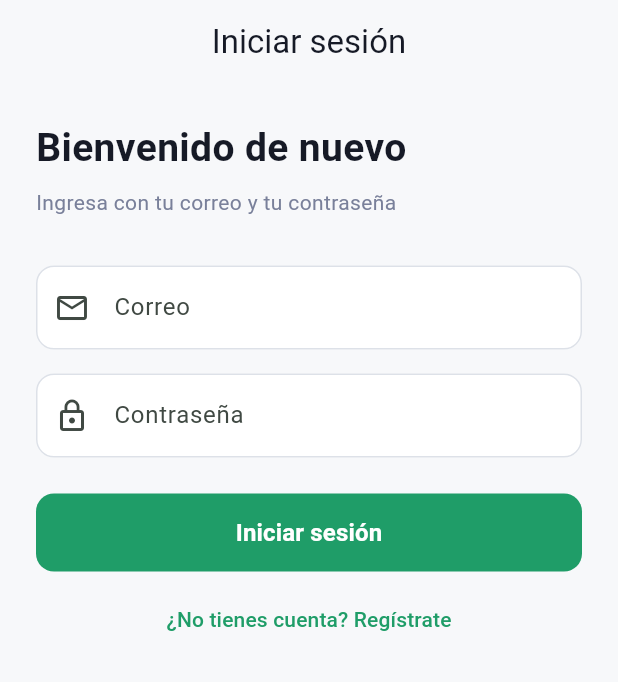
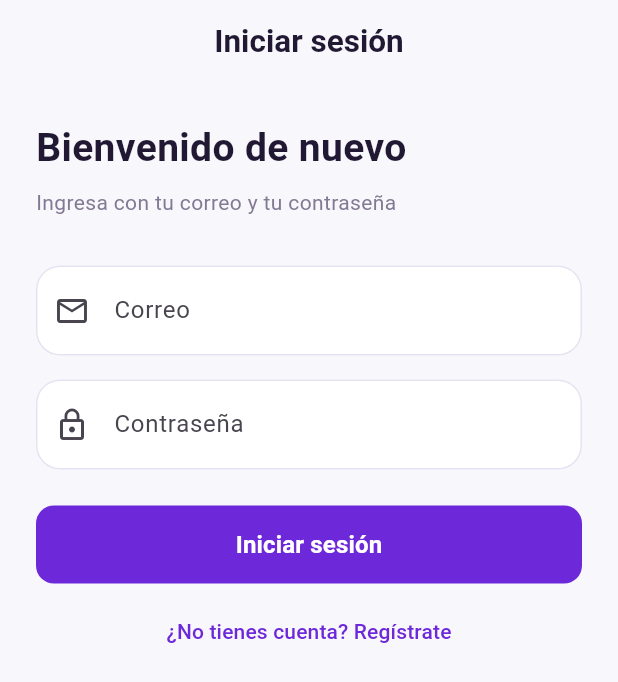
Before and after one commit to MarianaDeLaCruz06/labs_apps_moviles, a Flutter app: the screen it shows after launch, on a phone screen of 412 x 824 dp. Shown: the top 682 px of the screen. Run offline on Flutter 3.47's test engine with Material 3 defaults, Android fonts, the phone set to English and light mode, and no system bars; our stand-ins replace flutter_bloc, image_picker, supabase_flutter; accounts and stored records are empty.

Commit message:
style(lab7): refine purple theme and post images

```diff
--- a/lab_7/lib/features/login/ui/screens/login_screen.dart
+++ b/lab_7/lib/features/login/ui/screens/login_screen.dart
@@ -13,6 +13,7 @@ class LoginScreen extends StatefulWidget {
   const LoginScreen({super.key});
 
   @override
+
   State<LoginScreen> createState() {
     return _LoginScreenState();
   }
--- a/lab_7/lib/theme/app_theme.dart
+++ b/lab_7/lib/theme/app_theme.dart
@@ -1,49 +1,144 @@
 import 'package:flutter/material.dart';
 
-/// Color palette shared by the whole app.
+/// Paleta visual compartida por toda la aplicación.
 class AppColors {
-  static const Color primary = Color(0xFF3ECF8E);
-  static const Color primaryDark = Color(0xFF1F9D68);
-  static const Color background = Color(0xFFF7F8FA);
+  // Identidad morada
+  static const Color primary = Color(0xFF8B5CF6);
+  static const Color primaryDark = Color(0xFF6D28D9);
+  static const Color primaryLight = Color(0xFFEDE9FE);
+  static const Color lavender = Color(0xFFF5F3FF);
+
+  // Superficies
+  static const Color background = Color(0xFFF8F7FC);
   static const Color surface = Color(0xFFFFFFFF);
-  static const Color border = Color(0xFFDDE1E8);
-  static const Color textPrimary = Color(0xFF161A26);
-  static const Color textSecondary = Color(0xFF79809A);
-  static const Color error = Color(0xFFD64545);
+  static const Color border = Color(0xFFE7E2F1);
+
+  // Textos
+  static const Color textPrimary = Color(0xFF211833);
+  static const Color textSecondary = Color(0xFF827993);
+
+  // Estados
+  static const Color error = Color(0xFFDC4C64);
+  static const Color success = Color(0xFF16A37A);
 }
 
 ThemeData buildTheme() {
+  final colorScheme =
+      ColorScheme.fromSeed(
+        seedColor: AppColors.primary,
+        brightness: Brightness.light,
+      ).copyWith(
+        primary: AppColors.primaryDark,
+        onPrimary: Colors.white,
+        surface: AppColors.surface,
+        onSurface: AppColors.textPrimary,
+        error: AppColors.error,
+      );
+
   return ThemeData(
     useMaterial3: true,
-    colorScheme: ColorScheme.fromSeed(
-      seedColor: AppColors.primary,
-      primary: AppColors.primaryDark,
-      surface: AppColors.surface,
-      error: AppColors.error,
-    ),
+    colorScheme: colorScheme,
     scaffoldBackgroundColor: AppColors.background,
+
     appBarTheme: const AppBarTheme(
       backgroundColor: AppColors.background,
       foregroundColor: AppColors.textPrimary,
       elevation: 0,
+      scrolledUnderElevation: 0,
       centerTitle: true,
+      titleTextStyle: TextStyle(
+        color: AppColors.textPrimary,
+        fontSize: 21,
+        fontWeight: FontWeight.w700,
+      ),
     ),
+
+    textTheme: const TextTheme(
+      headlineLarge: TextStyle(
+        color: AppColors.textPrimary,
+        fontWeight: FontWeight.w800,
+        fontSize: 32,
+      ),
+      headlineMedium: TextStyle(
+        color: AppColors.textPrimary,
+        fontWeight: FontWeight.w700,
+        fontSize: 26,
+      ),
+      titleLarge: TextStyle(
+        color: AppColors.textPrimary,
+        fontWeight: FontWeight.w700,
+        fontSize: 20,
+      ),
+      bodyLarge: TextStyle(color: AppColors.textPrimary, fontSize: 16),
+      bodyMedium: TextStyle(color: AppColors.textSecondary, fontSize: 14),
+    ),
+
     inputDecorationTheme: InputDecorationTheme(
       filled: true,
       fillColor: AppColors.surface,
-      contentPadding: const EdgeInsets.symmetric(horizontal: 16, vertical: 16),
+      contentPadding: const EdgeInsets.symmetric(horizontal: 18, vertical: 18),
       border: OutlineInputBorder(
-        borderRadius: BorderRadius.circular(12),
+        borderRadius: BorderRadius.circular(16),
         borderSide: const BorderSide(color: AppColors.border),
       ),
       enabledBorder: OutlineInputBorder(
-        borderRadius: BorderRadius.circular(12),
+        borderRadius: BorderRadius.circular(16),
         borderSide: const BorderSide(color: AppColors.border),
       ),
       focusedBorder: OutlineInputBorder(
-        borderRadius: BorderRadius.circular(12),
-        borderSide: const BorderSide(color: AppColors.primaryDark, width: 2),
+        borderRadius: BorderRadius.circular(16),
+        borderSide: const BorderSide(color: AppColors.primary, width: 2),
       ),
+    ),
+
+    elevatedButtonTheme: ElevatedButtonThemeData(
+      style: ElevatedButton.styleFrom(
+        backgroundColor: AppColors.primaryDark,
+        foregroundColor: Colors.white,
+        elevation: 0,
+        minimumSize: const Size(0, 52),
+        shape: RoundedRectangleBorder(borderRadius: BorderRadius.circular(16)),
+        textStyle: const TextStyle(fontWeight: FontWeight.w700, fontSize: 16),
+      ),
+    ),
+
+    filledButtonTheme: FilledButtonThemeData(
+      style: FilledButton.styleFrom(
+        backgroundColor: AppColors.primaryDark,
+        foregroundColor: Colors.white,
+        minimumSize: const Size(0, 52),
+        shape: RoundedRectangleBorder(borderRadius: BorderRadius.circular(16)),
+      ),
+    ),
+
+    outlinedButtonTheme: OutlinedButtonThemeData(
+      style: OutlinedButton.styleFrom(
+        foregroundColor: AppColors.primaryDark,
+        side: const BorderSide(color: AppColors.border),
+        padding: const EdgeInsets.symmetric(horizontal: 20, vertical: 14),
+        shape: RoundedRectangleBorder(borderRadius: BorderRadius.circular(16)),
+      ),
+    ),
+
+    cardTheme: CardThemeData(
+      color: AppColors.surface,
+      elevation: 0,
+      margin: const EdgeInsets.symmetric(vertical: 8),
+      shape: RoundedRectangleBorder(
+        borderRadius: BorderRadius.circular(20),
+        side: const BorderSide(color: AppColors.border),
+      ),
+    ),
+
+    dividerTheme: const DividerThemeData(color: AppColors.border, thickness: 1),
+
+    progressIndicatorTheme: const ProgressIndicatorThemeData(
+      color: AppColors.primaryDark,
+    ),
+
+    floatingActionButtonTheme: const FloatingActionButtonThemeData(
+      backgroundColor: AppColors.primaryDark,
+      foregroundColor: Colors.white,
     ),
   );
 }
```
Also changed, not shown: lab_7/lib/features/home/ui/components/post_card.dart (+47 -25 lines).
